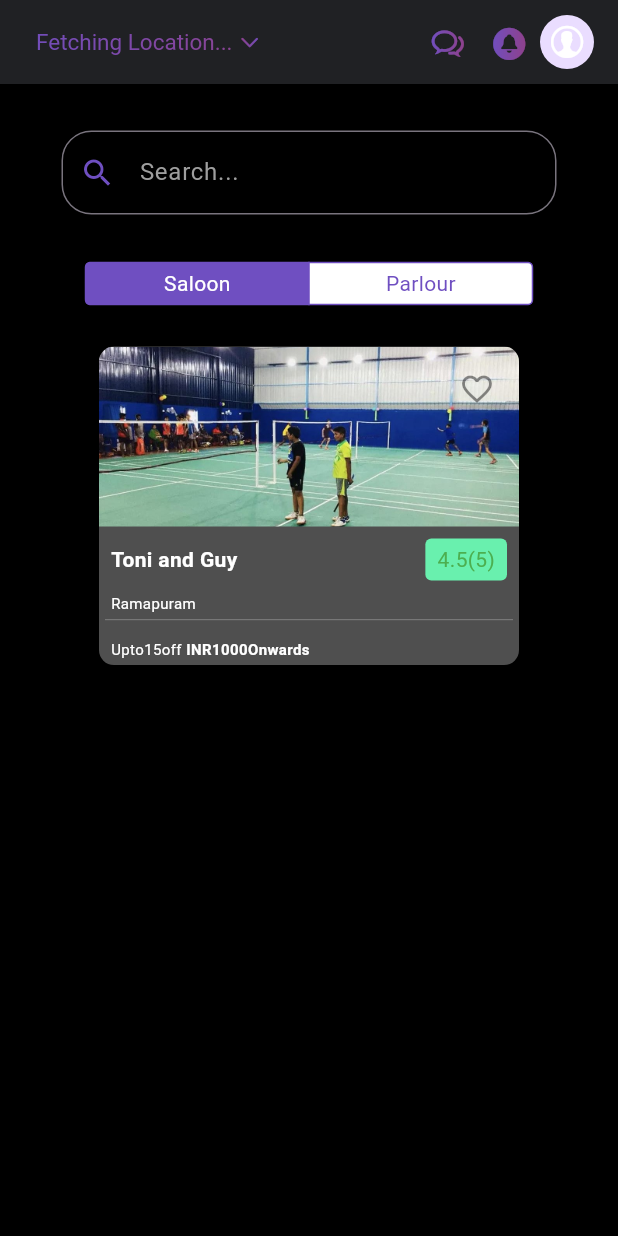
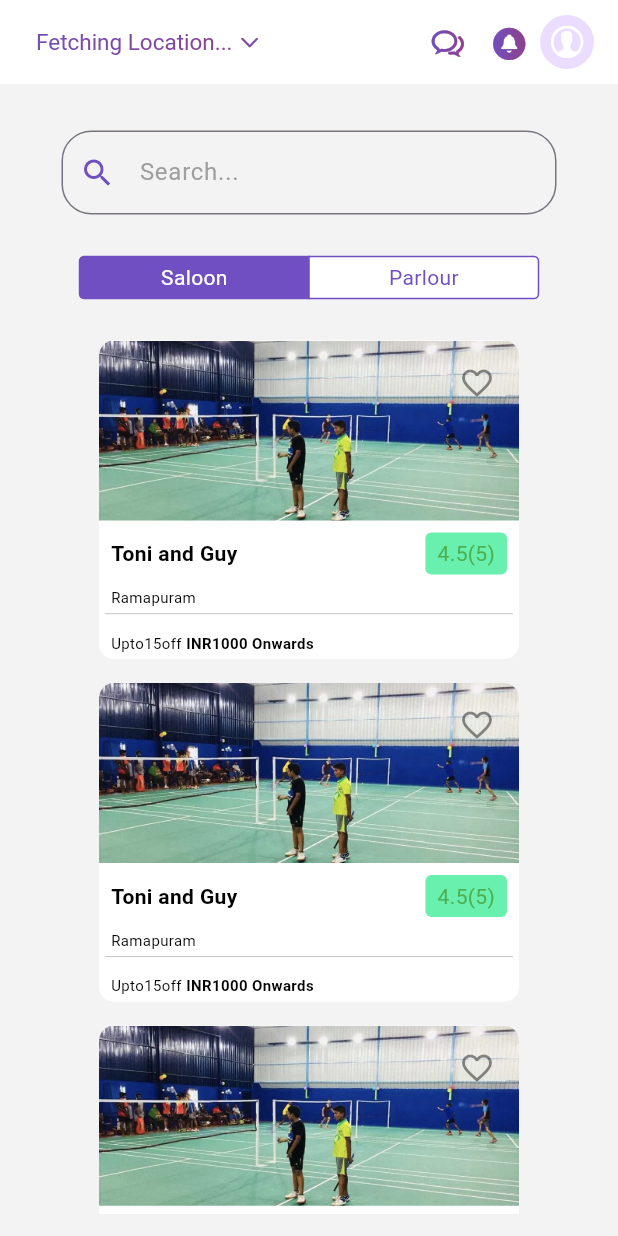
Before and after one commit to HarrishArun/click_and_cut, a Flutter app: the screen it shows after launch, after a tap on "SEE ALL >", on a phone screen of 412 x 824 dp. Run offline on Flutter 3.47's test engine with Material 3 defaults, Android fonts, the phone set to English and light mode, and no system bars; our stand-ins replace carousel_slider, flutter_rating_bar, fluttertoast, font_awesome_flutter, geocoding, geolocator and 1 more.

Commit message:
color-change-white

```diff
--- a/lib/components/card.dart
+++ b/lib/components/card.dart
@@ -39,7 +39,7 @@ class _CardWidgetState extends State<CardWidget> {
               Container(
                 decoration: BoxDecoration(
                   borderRadius: BorderRadius.circular(10),
-                  color: Color(kappBarGrey),
+                  color: Colors.white,
                 ),
                 width: 280,
                 child: Column(
@@ -95,7 +95,7 @@ class _CardWidgetState extends State<CardWidget> {
                             widget.name,
                             style: TextStyle(
                               fontWeight: FontWeight.bold,
-                              color: Colors.white,
+                              color: Colors.black,
                             ),
                           ),
                           Container(
@@ -117,7 +117,7 @@ class _CardWidgetState extends State<CardWidget> {
                       padding: const EdgeInsets.symmetric(horizontal: 8.0),
                       child: Text(
                         widget.area,
-                        style: TextStyle(fontSize: 10, color: Colors.white),
+                        style: TextStyle(fontSize: 10, color: Colors.black),
                       ),
                     ),
                     Padding(
@@ -134,14 +134,14 @@ class _CardWidgetState extends State<CardWidget> {
                         children: [
                           Text(
                             "Upto" + widget.offerpercentage + "off",
-                            style: TextStyle(fontSize: 10, color: Colors.white),
+                            style: TextStyle(fontSize: 10, color: Colors.black),
                           ),
                           SizedBox(width: 3),
                           Text(
-                            "INR" + widget.amount + "Onwards",
+                            "INR" + widget.amount + " Onwards",
                             style: TextStyle(
                               fontSize: 10,
-                              color: Colors.white,
+                              color: Colors.black,
                               fontWeight: FontWeight.bold,
                             ),
                           ),
--- a/lib/components/seemorecard.dart
+++ b/lib/components/seemorecard.dart
@@ -14,7 +14,7 @@ class seeMoreCard extends StatelessWidget {
           padding: const EdgeInsets.all(8.0),
           child: Container(
               decoration: BoxDecoration(
-                color: Color(kappBarGrey),
+                color: Colors.white,
                 border: Border.all(
                   color: Colors.grey,
                   width: 2,
--- a/lib/screens/BookingScreen/BookingScreenComponents/Parlour_view.dart
+++ b/lib/screens/BookingScreen/BookingScreenComponents/Parlour_view.dart
@@ -2,7 +2,6 @@ import 'package:click_and_cut/screens/saloondetails_screen/SaloonDetailsScreen.d
 import 'package:flutter/material.dart';
 
 import '../../../components/card.dart';
-import '../../../main.dart';
 
 class Parlour_view_booking extends StatelessWidget {
   const Parlour_view_booking({
@@ -13,12 +12,71 @@ class Parlour_view_booking extends StatelessWidget {
   Widget build(BuildContext context) {
     return Column(
       children: [
-        CardWidget(["lib/assets/img1.jpeg", "lib/assets/img1.jpeg"],
-            "Toni and Guy", "Ramapuram", "4.5", "15", "1000", HomePage()),
-        CardWidget(["lib/assets/img1.jpeg", "lib/assets/img1.jpeg"],
-            "Toni and Guy", "Ramapuram", "4.5", "15", "1000", HomePage()),
-        CardWidget(["lib/assets/img1.jpeg", "lib/assets/img1.jpeg"],
-            "Toni and Guy", "Ramapuram", "4.5", "15", "1000", HomePage()),
+        CardWidget(
+            ["lib/assets/img1.jpeg", "lib/assets/img1.jpeg"],
+            "Toni and Guy",
+            "Ramapuram",
+            "4.5",
+            "15",
+            "1000",
+            SaloonDetailsPage(
+              ["lib/assets/img1.jpeg", "lib/assets/img2.jpeg"],
+              "Toni and Guy",
+              "5AM-9PM",
+              "Ramapuram,Chennai",
+            )),
+        CardWidget(
+            ["lib/assets/img1.jpeg", "lib/assets/img1.jpeg"],
+            "Toni and Guy",
+            "Ramapuram",
+            "4.5",
+            "15",
+            "1000",
+            SaloonDetailsPage(
+              ["lib/assets/img1.jpeg", "lib/assets/img2.jpeg"],
+              "Toni and Guy",
+              "5AM-9PM",
+              "Ramapuram,Chennai",
+            )),
+        CardWidget(
+            ["lib/assets/img1.jpeg", "lib/assets/img1.jpeg"],
+            "Toni and Guy",
+            "Ramapuram",
+            "4.5",
+            "15",
+            "1000",
+            SaloonDetailsPage(
+              ["lib/assets/img1.jpeg", "lib/assets/img2.jpeg"],
+              "Toni and Guy",
+              "5AM-9PM",
+              "Ramapuram,Chennai",
+            )),
+        CardWidget(
+            ["lib/assets/img1.jpeg", "lib/assets/img1.jpeg"],
+            "Toni and Guy",
+            "Ramapuram",
+            "4.5",
+            "15",
+            "1000",
+            SaloonDetailsPage(
+              ["lib/assets/img1.jpeg", "lib/assets/img2.jpeg"],
+              "Toni and Guy",
+              "5AM-9PM",
+              "Ramapuram,Chennai",
+            )),
+        CardWidget(
+            ["lib/assets/img1.jpeg", "lib/assets/img1.jpeg"],
+            "Toni and Guy",
+            "Ramapuram",
+            "4.5",
+            "15",
+            "1000",
+            SaloonDetailsPage(
+              ["lib/assets/img1.jpeg", "lib/assets/img2.jpeg"],
+              "Toni and Guy",
+              "5AM-9PM",
+              "Ramapuram,Chennai",
+            )),
       ],
     );
   }
--- a/lib/screens/BookingScreen/BookingScreenComponents/Saloon_view.dart
+++ b/lib/screens/BookingScreen/BookingScreenComponents/Saloon_view.dart
@@ -2,7 +2,6 @@ import 'package:click_and_cut/screens/saloondetails_screen/SaloonDetailsScreen.d
 import 'package:flutter/material.dart';
 
 import '../../../components/card.dart';
-import '../../../main.dart';
 
 class Saloon_view_booking extends StatelessWidget {
   const Saloon_view_booking({
@@ -21,16 +20,50 @@ class Saloon_view_booking extends StatelessWidget {
             "15",
             "1000",
             SaloonDetailsPage(
-                ["lib/assets/img1.jpeg", "lib/assets/img2.jpeg"],
-                "Toni and Guy",
-                "5AM-9PM",
-                "Ramapuram,Chennai",
-                "fs",
-                "fsf",
-                "fsf",
-                "sf",
-                "df",
-                "dsf")),
+              ["lib/assets/img1.jpeg", "lib/assets/img2.jpeg"],
+              "Toni and Guy",
+              "5AM-9PM",
+              "Ramapuram,Chennai",
+            )),
+        CardWidget(
+            ["lib/assets/img1.jpeg", "lib/assets/img1.jpeg"],
+            "Toni and Guy",
+            "Ramapuram",
+            "4.5",
+            "15",
+            "1000",
+            SaloonDetailsPage(
+              ["lib/assets/img1.jpeg", "lib/assets/img2.jpeg"],
+              "Toni and Guy",
+              "5AM-9PM",
+              "Ramapuram,Chennai",
+            )),
+        CardWidget(
+            ["lib/assets/img1.jpeg", "lib/assets/img1.jpeg"],
+            "Toni and Guy",
+            "Ramapuram",
+            "4.5",
+            "15",
+            "1000",
+            SaloonDetailsPage(
+              ["lib/assets/img1.jpeg", "lib/assets/img2.jpeg"],
+              "Toni and Guy",
+              "5AM-9PM",
+              "Ramapuram,Chennai",
+            )),
+        CardWidget(
+            ["lib/assets/img1.jpeg", "lib/assets/img1.jpeg"],
+            "Toni and Guy",
+            "Ramapuram",
+            "4.5",
+            "15",
+            "1000",
+            SaloonDetailsPage(
+              ["lib/assets/img1.jpeg", "lib/assets/img2.jpeg"],
+              "Toni and Guy",
+              "5AM-9PM",
+              "Ramapuram,Chennai",
+            )),
       ],
     );
   }
--- a/lib/screens/BookingScreen/bookings_screen.dart
+++ b/lib/screens/BookingScreen/bookings_screen.dart
@@ -19,22 +19,22 @@ class _BookScreenState extends State<BookScreen> {
   Widget build(BuildContext context) {
     return SafeArea(
       child: Scaffold(
+          backgroundColor: Color(kbgwhite),
           appBar: AppBar(
-              backgroundColor: Color(kappBarGrey),
+              backgroundColor: Colors.white,
               automaticallyImplyLeading: false,
               //elevation: 2,
               title: Appbar()),
           body: Container(
-              color: Colors.black,
+              //color: Colors.black,
               child: Padding(
-                padding:
-                    const EdgeInsets.symmetric(horizontal: 25, vertical: 15),
+            padding: const EdgeInsets.symmetric(horizontal: 25, vertical: 15),
             child: ListView(
               // scrollDirection: Axis.vertical,
               children: [
                 Searchbar(),
                 Padding(
-                      padding: const EdgeInsets.all(16.0),
+                  padding: const EdgeInsets.all(12.0),
                   child: Column(
                     crossAxisAlignment: CrossAxisAlignment.stretch,
                     children: [
--- a/lib/screens/HomeScreen/HomeScreenComponents/logo_containerr.dart
+++ b/lib/screens/HomeScreen/HomeScreenComponents/logo_containerr.dart
@@ -6,11 +6,11 @@ class logo_containerr extends StatelessWidget {
   @override
   Widget build(BuildContext context) {
     return Padding(
-      padding: const EdgeInsets.all(8.0),
+      padding: const EdgeInsets.all(16),
       child: Container(
         height: 150,
         width: double.infinity,
-        child: Image.asset("lib/assets/candclogo.jpeg"),
+        child: Image.asset("lib/assets/logo_bg.png"),
       ),
     );
   }
--- a/lib/screens/HomeScreen/HomeScreenComponents/parlour_scroll.dart
+++ b/lib/screens/HomeScreen/HomeScreenComponents/parlour_scroll.dart
@@ -31,7 +31,7 @@ class _parlour_scrollState extends State<parlour_scroll> {
                 style: TextStyle(
                     fontWeight: FontWeight.bold,
                     fontSize: 20,
-                    color: Colors.white),
+                    color: Colors.black),
               ),
               TextButton(
                   onPressed: () {
--- a/lib/screens/HomeScreen/HomeScreenComponents/saloon_scroll.dart
+++ b/lib/screens/HomeScreen/HomeScreenComponents/saloon_scroll.dart
@@ -31,7 +31,7 @@ class _saloon_scrollState extends State<saloon_scroll> {
                 style: TextStyle(
                     fontWeight: FontWeight.bold,
                     fontSize: 20,
-                    color: Colors.white),
+                    color: Colors.black),
               ),
               TextButton(
                   onPressed: () {
--- a/lib/screens/HomeScreen/HomeScreenComponents/socials_card.dart
+++ b/lib/screens/HomeScreen/HomeScreenComponents/socials_card.dart
@@ -14,7 +14,7 @@ class socials_card extends StatelessWidget {
       child: Container(
         decoration: BoxDecoration(
           borderRadius: BorderRadius.circular(15),
-          color: Color(kappBarGrey),
+          color: Colors.white,
         ),
         height: 100,
         width: double.infinity,
@@ -24,18 +24,18 @@ class socials_card extends StatelessWidget {
           children: [
             Text(
               "Follow us on",
-              style: TextStyle(color: Colors.white),
+              style: TextStyle(color: Colors.black),
             ),
             IconButton(
               onPressed: () {},
-              icon: FaIcon(FontAwesomeIcons.instagram, color: Colors.white),
+              icon: FaIcon(FontAwesomeIcons.instagram, color: Colors.black),
             ),
             IconButton(
                 onPressed: () {},
-                icon: FaIcon(FontAwesomeIcons.twitter, color: Colors.white)),
+                icon: FaIcon(FontAwesomeIcons.twitter, color: Colors.black)),
             IconButton(
                 onPressed: () {},
-                icon: FaIcon(FontAwesomeIcons.linkedin, color: Colors.white))
+                icon: FaIcon(FontAwesomeIcons.linkedin, color: Colors.black))
           ],
         ),
       ),
--- a/lib/screens/HomeScreen/homepage.dart
+++ b/lib/screens/HomeScreen/homepage.dart
@@ -17,13 +17,14 @@ class Screen1 extends StatelessWidget {
   @override
   Widget build(BuildContext context) {
     return Scaffold(
+      backgroundColor: Color(kbgwhite),
       appBar: AppBar(
-          backgroundColor: Color(kappBarGrey),
+          backgroundColor: Colors.white,
           automaticallyImplyLeading: false,
           //elevation: 2,
           title: Appbar()),
       body: Container(
-        color: Colors.black,
+        //color: Colors.black,
         child: ListView(
           scrollDirection: Axis.vertical,
           children: [
```
Also changed, not shown: lib/screens/saloondetails_screen/SaloonDetailsScreen.dart (+0 -12 lines), lib/assets/logo_bg.png (added). Lines whose indentation alone changed are shown as unchanged.
